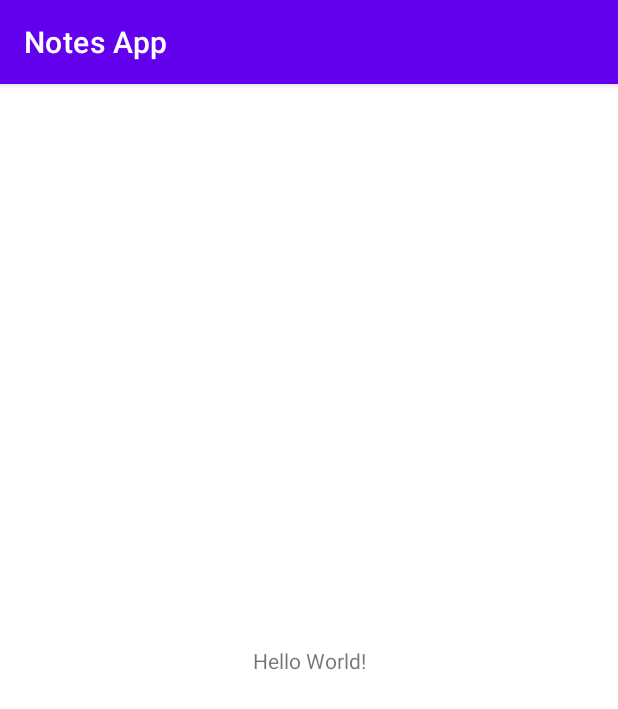
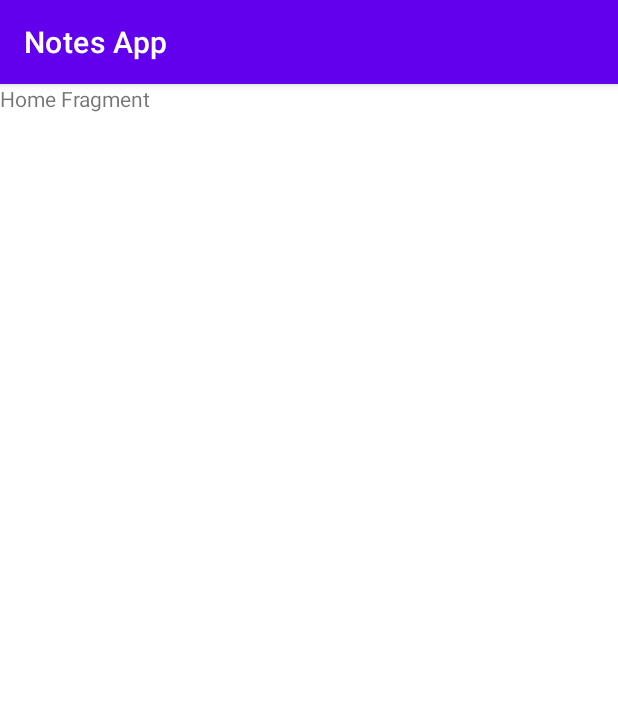
Before and after one commit to lordarcadius/noteme, an Android app: the screen it shows after launch (MainActivity), on a phone screen of 412 x 824 dp. Shown: the top 709 px of the screen. Run offline under Robolectric (Android 15) with nearby library versions, the phone set to English and light mode, and no system bars.

Commit message:
Add fragments and navgraph
Signed-off-by: Vipul Jha <vipuljha08@gmail.com>

```diff
--- a/app/build.gradle
+++ b/app/build.gradle
@@ -39,6 +39,7 @@ dependencies {
     implementation 'androidx.appcompat:appcompat:1.4.0'
     implementation 'com.google.android.material:material:1.4.0'
     implementation 'androidx.constraintlayout:constraintlayout:2.1.2'
+    implementation 'androidx.legacy:legacy-support-v4:1.0.0'
     testImplementation 'junit:junit:4.+'
     androidTestImplementation 'androidx.test.ext:junit:1.1.3'
     androidTestImplementation 'androidx.test.espresso:espresso-core:3.4.0'
--- a/app/src/main/AndroidManifest.xml
+++ b/app/src/main/AndroidManifest.xml
@@ -11,7 +11,7 @@
         android:theme="@style/Theme.App.Starting">
 
         <activity
-            android:name=".activities.MainActivity"
+            android:name=".ui.activities.MainActivity"
             android:exported="true">
             <intent-filter>
                 <action android:name="android.intent.action.MAIN" />
--- a/app/src/main/java/com/vipuljha/notesapp/activities/MainActivity.kt
+++ b/app/src/main/java/com/vipuljha/notesapp/ui/activities/MainActivity.kt
@@ -1,4 +1,4 @@
-package com.vipuljha.notesapp.activities
+package com.vipuljha.notesapp.ui.activities
 
 import androidx.appcompat.app.AppCompatActivity
 import android.os.Bundle
--- /dev/null
+++ b/app/src/main/java/com/vipuljha/notesapp/ui/fragments/HomeFragment.kt
@@ -0,0 +1,19 @@
+package com.vipuljha.notesapp.ui.fragments
+
+import android.os.Bundle
+import androidx.fragment.app.Fragment
+import android.view.LayoutInflater
+import android.view.View
+import android.view.ViewGroup
+import com.vipuljha.notesapp.R
+
+class HomeFragment : Fragment() {
+
+    override fun onCreateView(
+        inflater: LayoutInflater, container: ViewGroup?,
+        savedInstanceState: Bundle?
+    ): View? {
+        // Inflate the layout for this fragment
+        return inflater.inflate(R.layout.fragment_home, container, false)
+    }
+}
--- a/app/src/main/res/layout/activity_main.xml
+++ b/app/src/main/res/layout/activity_main.xml
@@ -4,15 +4,18 @@
     xmlns:tools="http://schemas.android.com/tools"
     android:layout_width="match_parent"
     android:layout_height="match_parent"
-    tools:context=".activities.MainActivity">
+    tools:context=".ui.activities.MainActivity">
 
-    <TextView
-        android:layout_width="wrap_content"
-        android:layout_height="wrap_content"
-        android:text="Hello World!"
+    <fragment
+        android:id="@+id/fragmentContainerView"
+        android:name="androidx.navigation.fragment.NavHostFragment"
+        android:layout_width="match_parent"
+        android:layout_height="match_parent"
+        app:defaultNavHost="true"
         app:layout_constraintBottom_toBottomOf="parent"
         app:layout_constraintLeft_toLeftOf="parent"
         app:layout_constraintRight_toRightOf="parent"
-        app:layout_constraintTop_toTopOf="parent" />
+        app:layout_constraintTop_toTopOf="parent"
+        app:navGraph="@navigation/nav_graph" />
 
 </androidx.constraintlayout.widget.ConstraintLayout>
--- /dev/null
+++ b/app/src/main/res/layout/fragment_home.xml
@@ -0,0 +1,14 @@
+<?xml version="1.0" encoding="utf-8"?>
+<FrameLayout xmlns:android="http://schemas.android.com/apk/res/android"
+    xmlns:tools="http://schemas.android.com/tools"
+    android:layout_width="match_parent"
+    android:layout_height="match_parent"
+    tools:context=".ui.fragments.HomeFragment">
+
+    <!-- TODO: Update blank fragment layout -->
+    <TextView
+        android:layout_width="match_parent"
+        android:layout_height="match_parent"
+        android:text="Home Fragment" />
+
+</FrameLayout>
--- /dev/null
+++ b/app/src/main/res/navigation/nav_graph.xml
@@ -0,0 +1,38 @@
+<?xml version="1.0" encoding="utf-8"?>
+<navigation xmlns:android="http://schemas.android.com/apk/res/android"
+    xmlns:app="http://schemas.android.com/apk/res-auto"
+    xmlns:tools="http://schemas.android.com/tools"
+    android:id="@+id/nav_graph"
+    app:startDestination="@id/homeFragment">
+
+    <fragment
+        android:id="@+id/homeFragment"
+        android:name="com.vipuljha.notesapp.ui.fragments.HomeFragment"
+        android:label="fragment_home"
+        tools:layout="@layout/fragment_home" >
+        <action
+            android:id="@+id/action_homeFragment_to_editNotesFragment"
+            app:destination="@id/editNotesFragment" />
+        <action
+            android:id="@+id/action_homeFragment_to_createNotesFragment"
+            app:destination="@id/createNotesFragment" />
+    </fragment>
+    <fragment
+        android:id="@+id/createNotesFragment"
+        android:name="com.vipuljha.notesapp.ui.fragments.CreateNotesFragment"
+        android:label="fragment_create_notes"
+        tools:layout="@layout/fragment_create_notes" >
+        <action
+            android:id="@+id/action_createNotesFragment_to_homeFragment2"
+            app:destination="@id/homeFragment" />
+    </fragment>
+    <fragment
+        android:id="@+id/editNotesFragment"
+        android:name="com.vipuljha.notesapp.ui.fragments.EditNotesFragment"
+        android:label="fragment_edit_notes"
+        tools:layout="@layout/fragment_edit_notes" >
+        <action
+            android:id="@+id/action_editNotesFragment_to_homeFragment2"
+            app:destination="@id/homeFragment" />
+    </fragment>
+</navigation>
--- a/app/src/main/res/values/strings.xml
+++ b/app/src/main/res/values/strings.xml
@@ -1,3 +1,5 @@
 <resources>
     <string name="app_name">Notes App</string>
+    <!-- TODO: Remove or change this placeholder text -->
+    <string name="hello_blank_fragment">Hello blank fragment</string>
 </resources>
```
Also changed, not shown: app/src/main/java/com/vipuljha/notesapp/ui/fragments/CreateNotesFragment.kt (added, +19 -0 lines), app/src/main/java/com/vipuljha/notesapp/ui/fragments/EditNotesFragment.kt (added, +19 -0 lines), app/src/main/res/layout/fragment_create_notes.xml (added, +14 -0 lines), app/src/main/res/layout/fragment_edit_notes.xml (added, +14 -0 lines).
